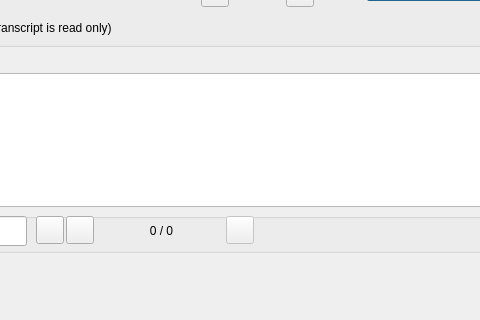
Above: GUI_UIs/ui_dialog_view_av.ui from ccbogel/QualCoder before the change; both pictures show x 215 to 695 and y 130 to 450 of the 1021 by 450 pixel window. Below: the same form after it.
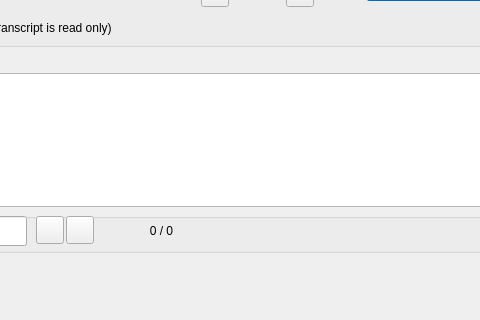
That is the form after the change.

Commit message: remove speech to text button

The edit to the form file:
```diff
--- a/GUI_UIs/ui_dialog_view_av.ui
+++ b/GUI_UIs/ui_dialog_view_av.ui
@@ -462,25 +462,6 @@
        <set>Qt::AlignCenter</set>
       </property>
      </widget>
-     <widget class="QPushButton" name="pushButton_speechtotext">
-      <property name="enabled">
-       <bool>false</bool>
-      </property>
-      <property name="geometry">
-       <rect>
-        <x>430</x>
-        <y>3</y>
-        <width>28</width>
-        <height>28</height>
-       </rect>
-      </property>
-      <property name="toolTip">
-       <string>Convert speech to text using online service</string>
-      </property>
-      <property name="text">
-       <string/>
-      </property>
-     </widget>
     </widget>
    </item>
    <item row="8" column="0">
```
Left out of the diff: 1 changed line with no effect on the pictures.
